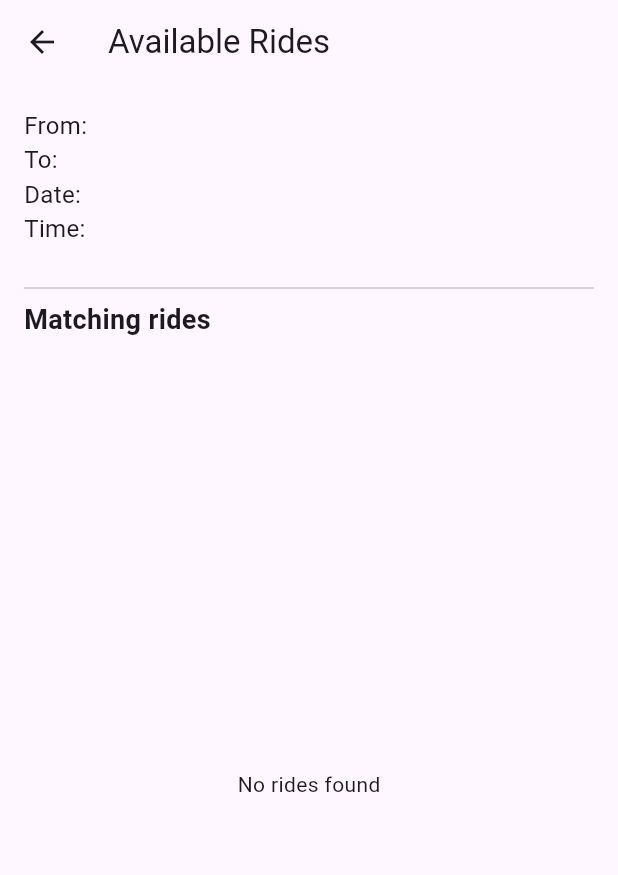
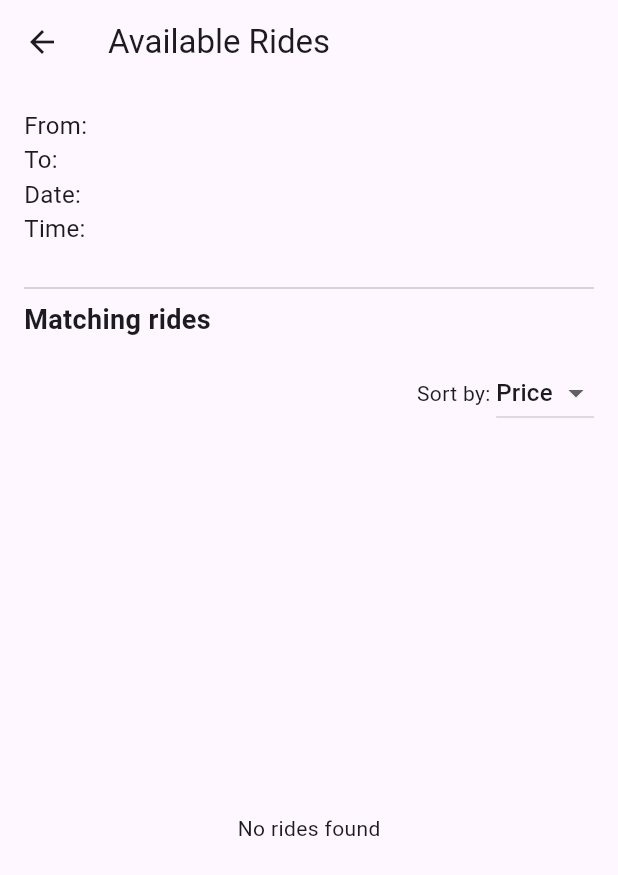
Before and after one commit to RosemaryReji/DistrictRide, a Flutter app: the ResultsScreen screen opened directly with empty values, on a phone screen of 412 x 824 dp. Shown: the top 875 px of the screen. Run offline on Flutter 3.47's test engine with Material 3 defaults, Android fonts, the phone set to English and light mode, and no system bars; our stand-ins replace shared_preferences; accounts and stored records are empty.

Commit message:
Fix ResultsScreen state access and sorting logic

```diff
--- a/lib/screens/home_screen.dart
+++ b/lib/screens/home_screen.dart
@@ -158,7 +158,7 @@ class _HomeScreenState extends State<HomeScreen> {
     ],
   ),
 ),
-,
+
 
             const SizedBox(height: 30),
 
--- a/lib/screens/results_screen.dart
+++ b/lib/screens/results_screen.dart
@@ -5,7 +5,7 @@ import 'booking_confirmation_screen.dart';
 
 
 
-class ResultsScreen extends StatelessWidget {
+class ResultsScreen extends StatefulWidget {
   final String from;
   final String to;
   final String date;
@@ -19,6 +19,19 @@ class ResultsScreen extends StatelessWidget {
     required this.time,
   });
 
+
+  @override
+  State<ResultsScreen> createState() => _ResultsScreenState();
+}
+
+
+ class _ResultsScreenState extends State<ResultsScreen> {
+  String sortBy = "price";
+
+
+
+
+
   @override
   Widget build(BuildContext context) {
     return Scaffold(
@@ -28,10 +41,11 @@ class ResultsScreen extends StatelessWidget {
         child: Column(
           crossAxisAlignment: CrossAxisAlignment.start,
           children: [
-            Text("From: $from", style: const TextStyle(fontSize: 16)),
-            Text("To: $to", style: const TextStyle(fontSize: 16)),
-            Text("Date: $date", style: const TextStyle(fontSize: 16)),
-            Text("Time: $time", style: const TextStyle(fontSize: 16)),
+            Text("From: ${widget.from}", style: const TextStyle(fontSize: 16)),
+Text("To: ${widget.to}", style: const TextStyle(fontSize: 16)),
+Text("Date: ${widget.date}", style: const TextStyle(fontSize: 16)),
+Text("Time: ${widget.time}", style: const TextStyle(fontSize: 16)),
+
             const SizedBox(height: 20),
 
             const Divider(),
@@ -42,14 +56,41 @@ class ResultsScreen extends StatelessWidget {
             ),
 
             const SizedBox(height: 12),
+            Row(
+  mainAxisAlignment: MainAxisAlignment.end,
+  children: [
+    const Text("Sort by: "),
+    DropdownButton<String>(
+      value: sortBy,
+      items: const [
+        DropdownMenuItem(
+          value: "price",
+          child: Text("Price"),
+        ),
+        DropdownMenuItem(
+          value: "seats",
+          child: Text("Seats"),
+        ),
+      ],
+      onChanged: (value) {
+        setState(() {
+          sortBy = value!;
+        });
+      },
+    ),
+  ],
+),
+const SizedBox(height: 10),
+
 
             Expanded(
               child: FutureBuilder<List<Ride>>(
                 future: RideService.findMatchingRides(
-                  from: from,
-                  to: to,
-                  date: date,
-                ),
+  from: widget.from,
+  to: widget.to,
+  date: widget.date,
+),
+
                 builder: (context, snapshot) {
                   if (snapshot.connectionState ==
                       ConnectionState.waiting) {
@@ -63,6 +104,13 @@ class ResultsScreen extends StatelessWidget {
                   }
 
                   final rides = snapshot.data!;
+
+if (sortBy == "price") {
+  rides.sort((a, b) => a.price.compareTo(b.price));
+} else {
+  rides.sort((a, b) => b.seats.compareTo(a.seats));
+}
+
 
                   return ListView.builder(
                     itemCount: rides.length,
```
